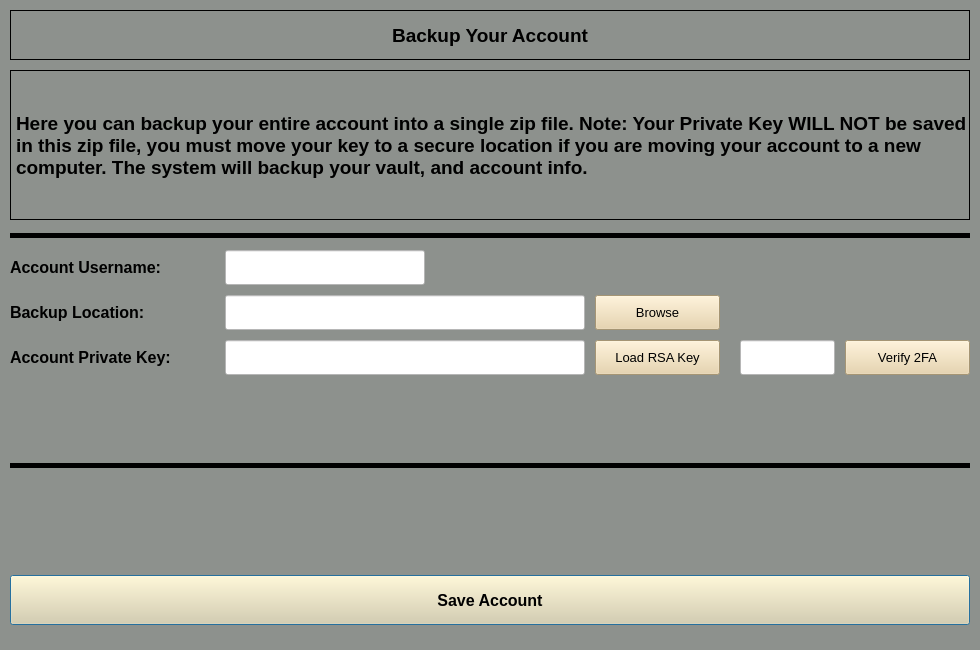
First picture: the form in backupaccount.ui, repository dark-anub1s/CyberVault, before the edit.
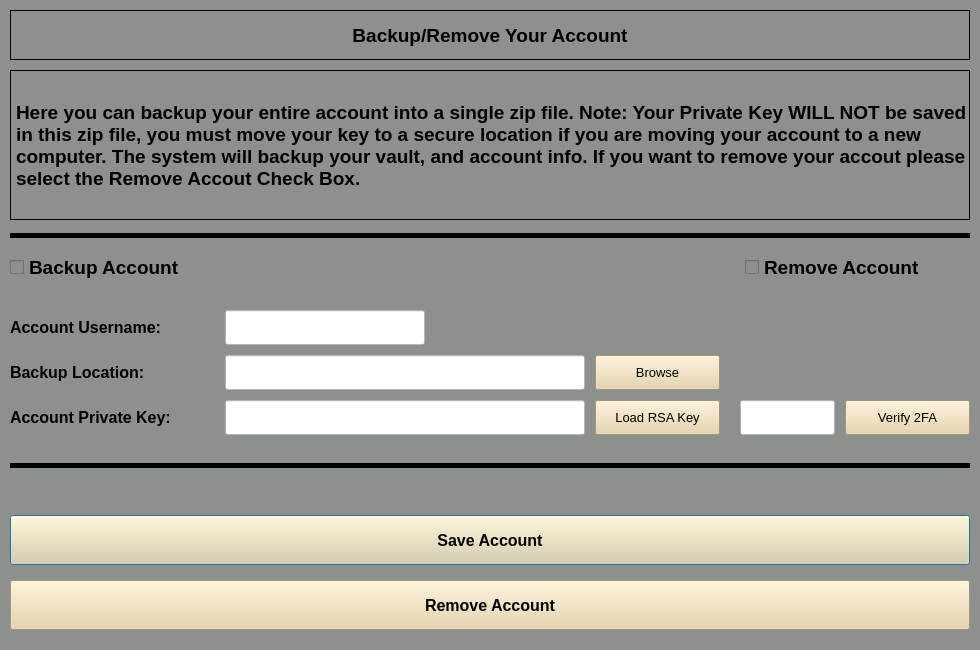
Second picture: the form after the edit.

Commit message: Completed the last major feature, removing an accout.

What changed in the file:
```diff
--- a/backupaccount.ui
+++ b/backupaccount.ui
@@ -49,7 +49,7 @@
     <enum>QFrame::Box</enum>
    </property>
    <property name="text">
-    <string>Backup Your Account</string>
+    <string>Backup/Remove Your Account</string>
    </property>
    <property name="alignment">
     <set>Qt::AlignCenter</set>
@@ -76,7 +76,7 @@
     <enum>QFrame::Box</enum>
    </property>
    <property name="text">
-    <string>Here you can backup your entire account into a single zip file. Note: Your Private Key WILL NOT be saved in this zip file, you must move your key to a secure location if you are moving your account to a new computer. The system will backup your vault, and account info.</string>
+    <string>Here you can backup your entire account into a single zip file. Note: Your Private Key WILL NOT be saved in this zip file, you must move your key to a secure location if you are moving your account to a new computer. The system will backup your vault, and account info. If you want to remove your accout please select the Remove Accout Check Box.</string>
    </property>
    <property name="wordWrap">
     <bool>true</bool>
@@ -105,7 +105,7 @@
    <property name="geometry">
     <rect>
      <x>10</x>
-     <y>575</y>
+     <y>515</y>
      <width>960</width>
      <height>50</height>
     </rect>
@@ -129,7 +129,7 @@
    <property name="geometry">
     <rect>
      <x>225</x>
-     <y>340</y>
+     <y>400</y>
      <width>360</width>
      <height>35</height>
     </rect>
@@ -151,7 +151,7 @@
    <property name="geometry">
     <rect>
      <x>595</x>
-     <y>340</y>
+     <y>400</y>
      <width>125</width>
      <height>35</height>
     </rect>
@@ -173,7 +173,7 @@
    <property name="geometry">
     <rect>
      <x>740</x>
-     <y>340</y>
+     <y>400</y>
      <width>95</width>
      <height>35</height>
     </rect>
@@ -195,7 +195,7 @@
    <property name="geometry">
     <rect>
      <x>845</x>
-     <y>340</y>
+     <y>400</y>
      <width>125</width>
      <height>35</height>
     </rect>
@@ -217,7 +217,7 @@
    <property name="geometry">
     <rect>
      <x>10</x>
-     <y>340</y>
+     <y>400</y>
      <width>205</width>
      <height>35</height>
     </rect>
@@ -238,7 +238,7 @@
    <property name="geometry">
     <rect>
      <x>10</x>
-     <y>250</y>
+     <y>310</y>
      <width>205</width>
      <height>35</height>
     </rect>
@@ -259,7 +259,7 @@
    <property name="geometry">
     <rect>
      <x>225</x>
-     <y>250</y>
+     <y>310</y>
      <width>200</width>
      <height>35</height>
     </rect>
@@ -278,7 +278,7 @@
    <property name="geometry">
     <rect>
      <x>225</x>
-     <y>295</y>
+     <y>355</y>
      <width>360</width>
      <height>35</height>
     </rect>
@@ -294,7 +294,7 @@
    <property name="geometry">
     <rect>
      <x>10</x>
-     <y>295</y>
+     <y>355</y>
      <width>205</width>
      <height>35</height>
     </rect>
@@ -315,7 +315,7 @@
    <property name="geometry">
     <rect>
      <x>595</x>
-     <y>295</y>
+     <y>355</y>
      <width>125</width>
      <height>35</height>
     </rect>
@@ -353,6 +353,78 @@
     <enum>Qt::Horizontal</enum>
    </property>
   </widget>
+  <widget class="QPushButton" name="remove_btn">
+   <property name="geometry">
+    <rect>
+     <x>10</x>
+     <y>580</y>
+     <width>960</width>
+     <height>50</height>
+    </rect>
+   </property>
+   <property name="font">
+    <font>
+     <family>Arial</family>
+     <pointsize>12</pointsize>
+     <weight>75</weight>
+     <bold>true</bold>
+    </font>
+   </property>
+   <property name="styleSheet">
+    <string notr="true">background-color: rgb(231, 208, 162);</string>
+   </property>
+   <property name="text">
+    <string>Remove Account</string>
+   </property>
+  </widget>
+  <widget class="QCheckBox" name="backup_checkBox">
+   <property name="geometry">
+    <rect>
+     <x>10</x>
+     <y>250</y>
+     <width>225</width>
+     <height>35</height>
+    </rect>
+   </property>
+   <property name="font">
+    <font>
+     <family>Arial</family>
+     <pointsize>14</pointsize>
+     <weight>75</weight>
+     <bold>true</bold>
+    </font>
+   </property>
+   <property name="text">
+    <string>Backup Account</string>
+   </property>
+   <property name="checked">
+    <bool>false</bool>
+   </property>
+  </widget>
+  <widget class="QCheckBox" name="remove_checkBox">
+   <property name="geometry">
+    <rect>
+     <x>745</x>
+     <y>250</y>
+     <width>225</width>
+     <height>35</height>
+    </rect>
+   </property>
+   <property name="font">
+    <font>
+     <family>Arial</family>
+     <pointsize>14</pointsize>
+     <weight>75</weight>
+     <bold>true</bold>
+    </font>
+   </property>
+   <property name="text">
+    <string>Remove Account</string>
+   </property>
+   <property name="checked">
+    <bool>false</bool>
+   </property>
+  </widget>
  </widget>
  <resources/>
  <connections/>
```
The commit also changes 6 other files.
